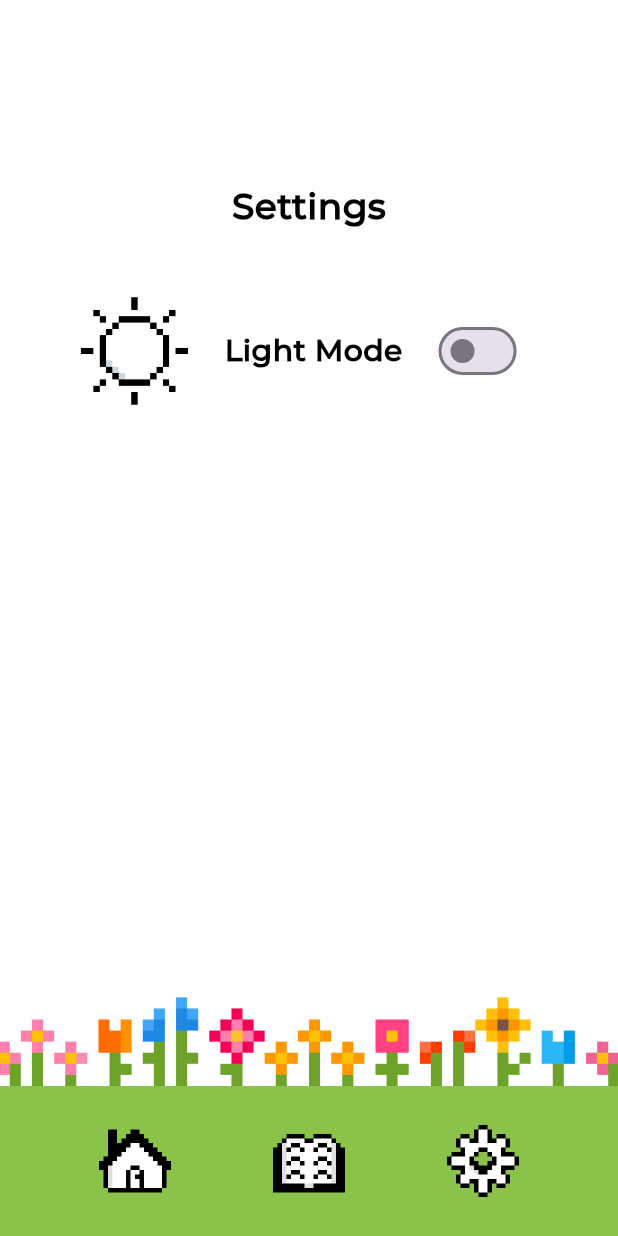
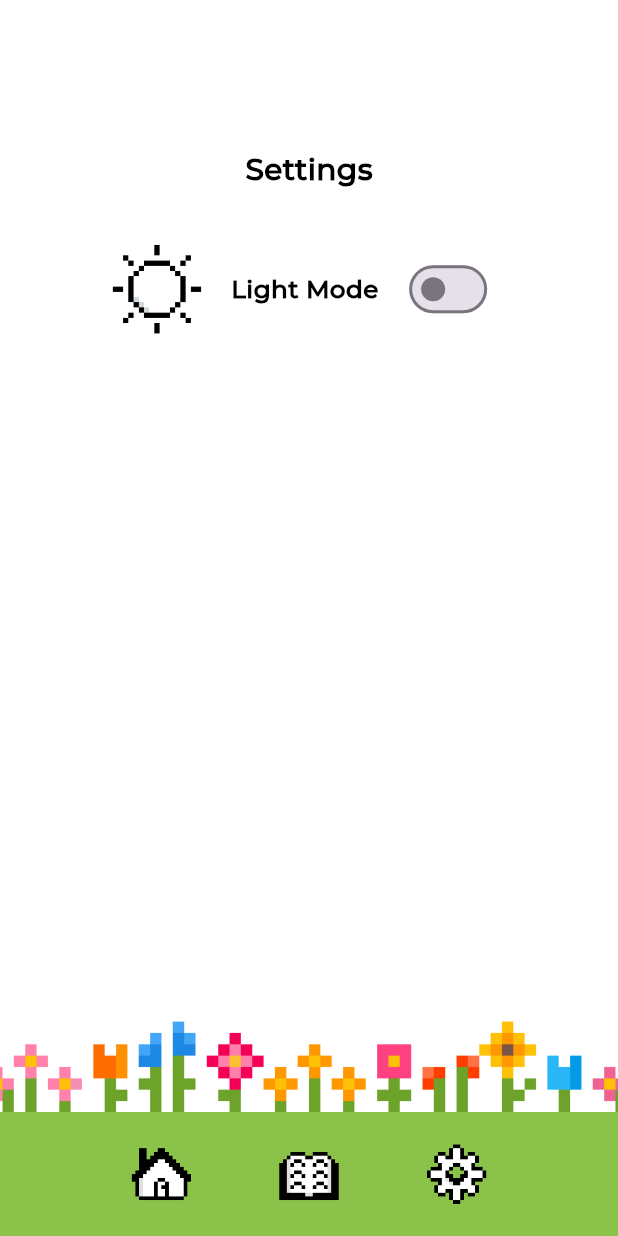
Before and after one commit to sxrah404/updog, a Flutter app: the screen it shows after launch, item 3 of the bottom bar chosen, on a phone screen of 412 x 824 dp. Run offline on Flutter 3.47's test engine with Material 3 defaults, Android fonts, the phone set to English and light mode, and no system bars; our stand-ins replace shared_preferences; missing offline and left inert: desktop_window.

Commit message:
added min screen size + responsiveness

```diff
--- a/lib/main.dart
+++ b/lib/main.dart
@@ -10,6 +10,7 @@ void main() async {
   WidgetsFlutterBinding.ensureInitialized();
   if (Platform.isWindows || Platform.isLinux || Platform.isMacOS) {
     await DesktopWindow.setWindowSize(const Size(780, 1000));
+    await DesktopWindow.setMinWindowSize(const Size(500, 700));
   }
   runApp(
     ChangeNotifierProvider(
@@ -50,6 +51,9 @@ class _MainScreenState extends State<MainScreen> {
 
   @override
   Widget build(BuildContext context) {
+    final screenHeight = MediaQuery.of(context).size.height;
+    final grassHeight = screenHeight * 0.1;
+
     return Scaffold(
       body: Consumer<ThemeProvider>(
         builder: (context, themeProvider, _) {
@@ -74,7 +78,7 @@ class _MainScreenState extends State<MainScreen> {
                   Image.asset(
                     themeProvider.getImagePath('assets/images/grass.png'),
                     width: double.infinity,
-                    height: 100,
+                    height: grassHeight,
                     fit: BoxFit.cover,
                   ),
                 ],
@@ -84,29 +88,32 @@ class _MainScreenState extends State<MainScreen> {
                 bottom: 0,
                 left: 0,
                 right: 0,
-                height: 100,
+                height: grassHeight,
                 child: Center(
                   child: Row(
                     mainAxisAlignment: MainAxisAlignment.center,
                     mainAxisSize: MainAxisSize.min,
                     children: [
                       IconButton(
-                        icon: Image.asset('assets/images/home.png', width: 60),
+                        icon: Image.asset(
+                          'assets/images/home.png',
+                          width: grassHeight * 0.6,
+                        ),
                         onPressed: () => _onItemTapped(0),
                       ),
-                      const SizedBox(width: 40),
+                      SizedBox(width: grassHeight * 0.4),
                       IconButton(
                         icon: Image.asset(
                           'assets/images/journal.png',
-                          width: 60,
+                          width: grassHeight * 0.6,
                         ),
                         onPressed: () => _onItemTapped(1),
                       ),
-                      const SizedBox(width: 40),
+                      SizedBox(width: grassHeight * 0.4),
                       IconButton(
                         icon: Image.asset(
                           'assets/images/settings.png',
-                          width: 60,
+                          width: grassHeight * 0.6,
                         ),
                         onPressed: () => _onItemTapped(2),
                       ),
@@ -127,27 +134,29 @@ class HomePage extends StatelessWidget {
 
   @override
   Widget build(BuildContext context) {
+    final screenHeight = MediaQuery.of(context).size.height;
+
     return Consumer<ThemeProvider>(
       builder: (context, themeProvider, _) {
         return SafeArea(
           child: Padding(
-            padding: const EdgeInsets.only(bottom: 100),
+            padding: EdgeInsets.only(bottom: screenHeight * 0.1),
             child: Column(
               children: [
                 Padding(
-                  padding: const EdgeInsets.only(top: 40),
+                  padding: EdgeInsets.only(top: screenHeight * 0.04),
                   child: Image(
                     image: AssetImage(
                       themeProvider.getImagePath('assets/images/logo.png'),
                     ),
-                    width: 500,
+                    width: screenHeight * 0.5,
                     fit: BoxFit.contain,
                   ),
                 ),
                 Text(
                   "i'm feeling...",
                   style: TextStyle(
-                    fontSize: 24,
+                    fontSize: screenHeight * 0.024,
                     fontWeight: FontWeight.w700,
                     fontFamily: 'Montserrat',
                     color: themeProvider.isDarkMode
@@ -162,8 +171,8 @@ class HomePage extends StatelessWidget {
                       builder: (context, constraints) {
                         final bool isWide = constraints.maxWidth > 1000;
                         return isWide
-                            ? _buildWideLayout(themeProvider)
-                            : _buildNarrowLayout(themeProvider);
+                            ? _buildWideLayout(themeProvider, screenHeight)
+                            : _buildNarrowLayout(themeProvider, screenHeight);
                       },
                     ),
                   ),
@@ -176,7 +185,9 @@ class HomePage extends StatelessWidget {
     );
   }
 
-  Widget _buildWideLayout(ThemeProvider themeProvider) {
+  Widget _buildWideLayout(ThemeProvider themeProvider, double screenHeight) {
+    final buttonSize = screenHeight * 0.2;
+
     return Row(
       mainAxisSize: MainAxisSize.min,
       mainAxisAlignment: MainAxisAlignment.center,
@@ -184,24 +195,30 @@ class HomePage extends StatelessWidget {
         _buildEmotionButton(
           themeProvider.getImagePath('assets/images/happy.png'),
           'happy',
+          buttonSize,
         ),
         _buildEmotionButton(
           themeProvider.getImagePath('assets/images/sad.png'),
           'sad',
+          buttonSize,
         ),
         _buildEmotionButton(
           themeProvider.getImagePath('assets/images/mad.png'),
           'mad',
+          buttonSize,
         ),
         _buildEmotionButton(
           themeProvider.getImagePath('assets/images/other.png'),
           'other',
+          buttonSize,
         ),
       ],
     );
   }
 
-  Widget _buildNarrowLayout(ThemeProvider themeProvider) {
+  Widget _buildNarrowLayout(ThemeProvider themeProvider, double screenHeight) {
+    final buttonSize = screenHeight * 0.2;
+
     return Column(
       mainAxisSize: MainAxisSize.min,
       mainAxisAlignment: MainAxisAlignment.center,
@@ -213,10 +230,12 @@ class HomePage extends StatelessWidget {
             _buildEmotionButton(
               themeProvider.getImagePath('assets/images/happy.png'),
               'happy',
+              buttonSize,
             ),
             _buildEmotionButton(
               themeProvider.getImagePath('assets/images/sad.png'),
               'sad',
+              buttonSize,
             ),
           ],
         ),
@@ -227,10 +246,12 @@ class HomePage extends StatelessWidget {
             _buildEmotionButton(
               themeProvider.getImagePath('assets/images/mad.png'),
               'mad',
+              buttonSize,
             ),
             _buildEmotionButton(
               themeProvider.getImagePath('assets/images/other.png'),
               'other',
+              buttonSize,
             ),
           ],
         ),
@@ -238,15 +259,15 @@ class HomePage extends StatelessWidget {
     );
   }
 
-  Widget _buildEmotionButton(String asset, String label) {
+  Widget _buildEmotionButton(String asset, String label, double size) {
     return GestureDetector(
       onTap: () => _onEmotionSelected(label),
       child: Container(
-        constraints: const BoxConstraints(maxWidth: 200, maxHeight: 200),
+        constraints: BoxConstraints(maxWidth: size, maxHeight: size),
         child: Column(
           mainAxisSize: MainAxisSize.min,
           children: [
-            Image.asset(asset, width: 200, height: 200, fit: BoxFit.contain),
+            Image.asset(asset, width: size, height: size, fit: BoxFit.contain),
           ],
         ),
       ),
--- a/lib/settings.dart
+++ b/lib/settings.dart
@@ -7,11 +7,13 @@ class SettingsPage extends StatelessWidget {
 
   @override
   Widget build(BuildContext context) {
+    final screenHeight = MediaQuery.of(context).size.height;
+
     return Consumer<ThemeProvider>(
       builder: (context, themeProvider, _) {
         return SafeArea(
           child: Padding(
-            padding: const EdgeInsets.only(bottom: 100),
+            padding: EdgeInsets.only(bottom: screenHeight * 0.1),
             child: Container(
               decoration: BoxDecoration(
                 image: DecorationImage(
@@ -26,11 +28,11 @@ class SettingsPage extends StatelessWidget {
                 child: Column(
                   mainAxisAlignment: MainAxisAlignment.start,
                   children: [
-                    const SizedBox(height: 120),
+                    SizedBox(height: screenHeight * 0.12),
                     Text(
                       'Settings',
                       style: TextStyle(
-                        fontSize: 24,
+                        fontSize: screenHeight * 0.024,
                         fontWeight: FontWeight.w700,
                         fontFamily: 'Montserrat',
                         color: themeProvider.isDarkMode
@@ -38,9 +40,9 @@ class SettingsPage extends StatelessWidget {
                             : Colors.black,
                       ),
                     ),
-                    const SizedBox(height: 40),
+                    SizedBox(height: screenHeight * 0.04),
                     Container(
-                      padding: const EdgeInsets.only(right: 14),
+                      padding: EdgeInsets.only(right: screenHeight * 0.014),
                       child: Row(
                         mainAxisSize: MainAxisSize.min,
                         mainAxisAlignment: MainAxisAlignment.center,
@@ -49,22 +51,24 @@ class SettingsPage extends StatelessWidget {
                             themeProvider.isDarkMode
                                 ? 'assets/images/dark_mode.png'
                                 : 'assets/images/light_mode.png',
-                            width: 80,
-                            height: 80,
+                            width: screenHeight * 0.08,
+                            height: screenHeight * 0.08,
                           ),
-                          const SizedBox(width: 20),
+                          SizedBox(width: screenHeight * 0.02),
                           Text(
-                            themeProvider.isDarkMode ? 'Dark Mode' : 'Light Mode',
+                            themeProvider.isDarkMode
+                                ? 'Dark Mode'
+                                : 'Light Mode',
                             style: TextStyle(
                               fontWeight: FontWeight.w700,
                               fontFamily: 'Montserrat',
-                              fontSize: 20,
+                              fontSize: screenHeight * 0.02,
                               color: themeProvider.isDarkMode
                                   ? Colors.white
                                   : Colors.black,
                             ),
                           ),
-                          const SizedBox(width: 20),
+                          SizedBox(width: screenHeight * 0.02),
                           Switch(
                             value: themeProvider.isDarkMode,
                             onChanged: (value) {
```
Also changed, not shown: lib/journal.dart (+7 -6 lines).
